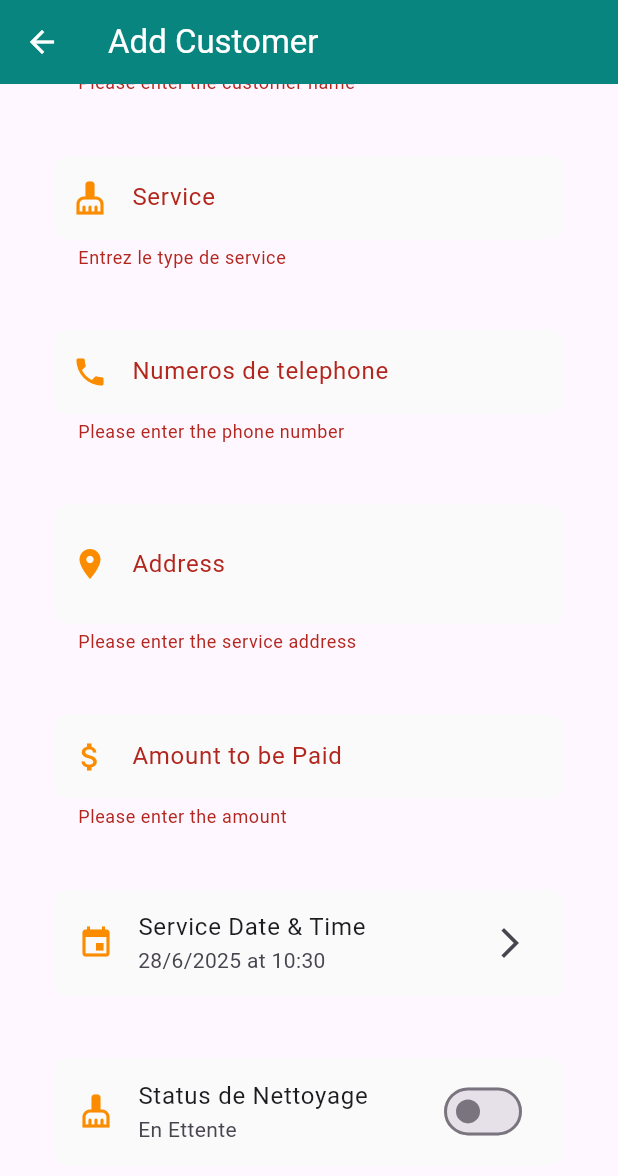
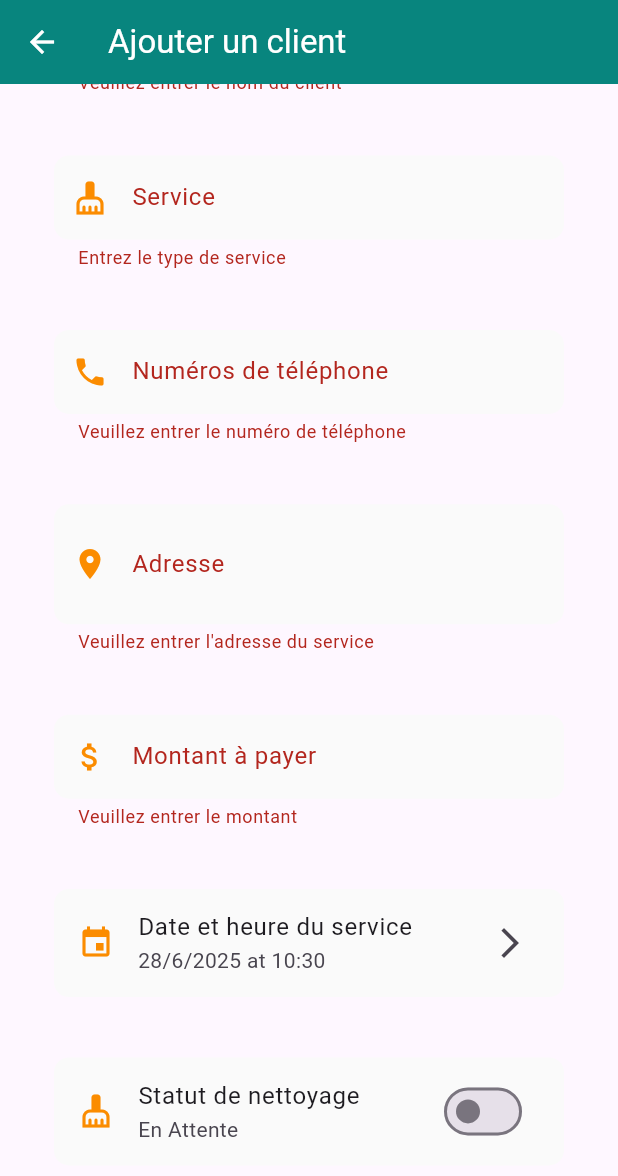
Before and after one commit to yvanbinda/oasis_eclat_apk, a Flutter app: the AddCustomer screen opened directly, scrolled down 121 dp, after a tap on "Ajouter", on a phone screen of 412 x 824 dp. Shown: the top 1176 px of the screen. Run offline on Flutter 3.47's test engine with Material 3 defaults, Android fonts, the phone set to English and light mode, and no system bars; our stand-ins replace flutter_local_notifications, get, responsive_sizer, sqflite, timezone; accounts and stored records are empty.

Commit message:
fix(localisation): added french and english language translation

```diff
--- a/lib/features/Tasks/presentation/pages/add_Customer.dart
+++ b/lib/features/Tasks/presentation/pages/add_Customer.dart
@@ -90,7 +90,7 @@ class _AddCustomerState extends State<AddCustomer> {
   Widget build(BuildContext context) {
     return Scaffold(
       appBar: AppBar(
-        title: const Text('Add Customer'),
+        title:  Text('Add Customer'.tr),
         backgroundColor: Colors.teal.shade600,
         foregroundColor: Colors.white,
         elevation: 0,
@@ -112,8 +112,8 @@ class _AddCustomerState extends State<AddCustomer> {
                     child: TextFormField(
                       controller: _nameController,
                       decoration: InputDecoration(
-                        labelText: 'Nom du client',
-                        hintText: 'Entrez le nom du client',
+                        labelText: 'Nom du client'.tr,
+                        hintText: 'Entrez le nom du client'.tr,
                         prefixIcon: Icon(Icons.person, color: Colors.orange.shade600),
                         border: OutlineInputBorder(
                           borderRadius: BorderRadius.circular(10),
@@ -124,10 +124,10 @@ class _AddCustomerState extends State<AddCustomer> {
                       ),
                       validator: (value) {
                         if (value == null || value.trim().isEmpty) {
-                          return 'Please enter the customer name';
+                          return 'Please enter the customer name'.tr;
                         }
                         if (value.trim().length < 2) {
-                          return 'Customer name must be at least 2 characters';
+                          return 'Customer name must be at least 2 characters'.tr;
                         }
                         return null;
                       },
@@ -143,8 +143,8 @@ class _AddCustomerState extends State<AddCustomer> {
                     child: TextFormField(
                       controller: _serviceController,
                       decoration: InputDecoration(
-                        labelText: 'Service',
-                        hintText: 'e.g., Nettoyage Residentielle',
+                        labelText: 'Service'.tr,
+                        hintText: 'e.g., Nettoyage Residentielle'.tr,
                         prefixIcon: Icon(Icons.cleaning_services, color: Colors.orange.shade600),
                         border: OutlineInputBorder(
                           borderRadius: BorderRadius.circular(10),
@@ -155,7 +155,7 @@ class _AddCustomerState extends State<AddCustomer> {
                       ),
                       validator: (value) {
                         if (value == null || value.trim().isEmpty) {
-                          return 'Entrez le type de service';
+                          return 'Entrez le type de service'.tr;
                         }
                         return null;
                       },
@@ -172,7 +172,7 @@ class _AddCustomerState extends State<AddCustomer> {
                       controller: _phoneController,
                       keyboardType: TextInputType.phone,
                       decoration: InputDecoration(
-                        labelText: 'Numeros de telephone',
+                        labelText: 'Numeros de telephone'.tr,
                         hintText: 'e.g., +1 234 567 8900',
                         prefixIcon: Icon(Icons.phone, color: Colors.orange.shade600),
                         border: OutlineInputBorder(
@@ -184,10 +184,10 @@ class _AddCustomerState extends State<AddCustomer> {
                       ),
                       validator: (value) {
                         if (value == null || value.trim().isEmpty) {
-                          return 'Please enter the phone number';
+                          return 'Please enter the phone number'.tr;
                         }
                         if (value.trim().length < 10) {
-                          return 'Please enter a valid phone number';
+                          return 'Please enter a valid phone number'.tr;
                         }
                         return null;
                       },
@@ -203,8 +203,8 @@ class _AddCustomerState extends State<AddCustomer> {
                       controller: _addressController,
                       maxLines: 2,
                       decoration: InputDecoration(
-                        labelText: 'Address',
-                        hintText: 'Enter service address',
+                        labelText: 'Address'.tr,
+                        hintText: 'Enter service address'.tr,
                         prefixIcon: Icon(Icons.location_on, color: Colors.orange.shade600),
                         border: OutlineInputBorder(
                           borderRadius: BorderRadius.circular(10),
@@ -215,7 +215,7 @@ class _AddCustomerState extends State<AddCustomer> {
                       ),
                       validator: (value) {
                         if (value == null || value.trim().isEmpty) {
-                          return 'Please enter the service address';
+                          return 'Please enter the service address'.tr;
                         }
                         return null;
                       },
@@ -232,7 +232,7 @@ class _AddCustomerState extends State<AddCustomer> {
                       controller: _amountController,
                       keyboardType: const TextInputType.numberWithOptions(decimal: true),
                       decoration: InputDecoration(
-                        labelText: 'Amount to be Paid',
+                        labelText: 'Amount to be Paid'.tr,
                         hintText: 'e.g., 150.00',
                         prefixIcon: Icon(Icons.attach_money, color: Colors.orange.shade600),
                         border: OutlineInputBorder(
@@ -244,14 +244,14 @@ class _AddCustomerState extends State<AddCustomer> {
                       ),
                       validator: (value) {
                         if (value == null || value.trim().isEmpty) {
-                          return 'Please enter the amount';
+                          return 'Please enter the amount'.tr;
                         }
                         final amount = double.tryParse(value.trim());
                         if (amount == null) {
-                          return 'Please enter a valid amount';
+                          return 'Please enter a valid amount'.tr;
                         }
                         if (amount <= 0) {
-                          return 'Amount must be greater than 0';
+                          return 'Amount must be greater than 0'.tr;
                         }
                         return null;
                       },
@@ -270,7 +270,7 @@ class _AddCustomerState extends State<AddCustomer> {
                       ),
                       child: ListTile(
                         leading: Icon(Icons.event, color: Colors.orange.shade600),
-                        title: const Text('Service Date & Time'),
+                        title: Text('Service Date & Time'.tr),
                         subtitle: Text(_formatDateTime(_selectedDateTime)),
                         trailing: const Icon(Icons.arrow_forward_ios),
                         onTap: _selectDateTime,
@@ -290,8 +290,8 @@ class _AddCustomerState extends State<AddCustomer> {
                       ),
                       child: SwitchListTile(
                         secondary: Icon(Icons.cleaning_services, color: Colors.orange.shade600),
-                        title: const Text('Status de Nettoyage'),
-                        subtitle: Text(_isCleaned ? 'Nettoyer' : 'En Ettente'),
+                        title:  Text('Status de Nettoyage'.tr),
+                        subtitle: Text(_isCleaned ? 'Nettoyer'.tr : 'En Ettente'.tr),
                         value: _isCleaned,
                         onChanged: (bool value) {
                           setState(() {
@@ -330,8 +330,8 @@ class _AddCustomerState extends State<AddCustomer> {
                                 valueColor: AlwaysStoppedAnimation<Color>(Colors.white),
                               ),
                             )
-                                : const Text(
-                              'Ajouter',
+                                :  Text(
+                              'Ajouter'.tr,
                               style: TextStyle(
                                 fontSize: 16,
                                 fontWeight: FontWeight.w600,
@@ -351,8 +351,8 @@ class _AddCustomerState extends State<AddCustomer> {
                                 borderRadius: BorderRadius.circular(12),
                               ),
                             ),
-                            child: const Text(
-                              'Annuler',
+                            child: Text(
+                              'Annuler'.tr,
                               style: TextStyle(
                                 fontSize: 16,
                                 fontWeight: FontWeight.w500,
--- a/lib/features/Tasks/presentation/widgets/EditTask.dart
+++ b/lib/features/Tasks/presentation/widgets/EditTask.dart
@@ -106,8 +106,8 @@ class _EditCustFormState extends State<EditCustForm> {
       if (!_homeController.isUpdatingCustomer.value) {
         Get.back();
         Get.snackbar(
-          'Success',
-          'Customer updated successfully',
+          'Success'.tr,
+          'Customer updated successfully'.tr,
           backgroundColor: Colors.green,
           colorText: Colors.white,
         );
@@ -119,7 +119,7 @@ class _EditCustFormState extends State<EditCustForm> {
   Widget build(BuildContext context) {
     return Scaffold(
       appBar: AppBar(
-        title: const Text('Edit Customer'),
+        title:  Text('Edit Customer'.tr),
         backgroundColor: Colors.teal.shade600,
         foregroundColor: Colors.white,
         elevation: 0,
@@ -140,8 +140,8 @@ class _EditCustFormState extends State<EditCustForm> {
                   child: TextFormField(
                     controller: _nameController,
                     decoration: InputDecoration(
-                      labelText: 'Customer Name',
-                      hintText: 'Enter customer name',
+                      labelText: 'Customer Name'.tr,
+                      hintText: 'Enter customer name'.tr,
                       prefixIcon: Icon(Icons.person, color: Colors.orange.shade600),
                       border: OutlineInputBorder(
                         borderRadius: BorderRadius.circular(10),
@@ -152,10 +152,10 @@ class _EditCustFormState extends State<EditCustForm> {
                     ),
                     validator: (value) {
                       if (value == null || value.trim().isEmpty) {
-                        return 'Please enter the customer name';
+                        return 'Please enter the customer name'.tr;
                       }
                       if (value.trim().length < 2) {
-                        return 'Customer name must be at least 2 characters';
+                        return 'Customer name must be at least 2 characters'.tr;
                       }
                       return null;
                     },
@@ -171,8 +171,8 @@ class _EditCustFormState extends State<EditCustForm> {
                   child: TextFormField(
                     controller: _serviceController,
                     decoration: InputDecoration(
-                      labelText: 'Service',
-                      hintText: 'e.g., Residential Cleaning',
+                      labelText: 'Service'.tr,
+                      hintText: 'e.g., Residential Cleaning'.tr,
                       prefixIcon: Icon(Icons.cleaning_services, color: Colors.orange.shade600),
                       border: OutlineInputBorder(
                         borderRadius: BorderRadius.circular(10),
@@ -183,7 +183,7 @@ class _EditCustFormState extends State<EditCustForm> {
                     ),
                     validator: (value) {
                       if (value == null || value.trim().isEmpty) {
-                        return 'Please enter the service type';
+                        return 'Please enter the service type'.tr;
                       }
                       return null;
                     },
@@ -200,7 +200,7 @@ class _EditCustFormState extends State<EditCustForm> {
                     controller: _phoneController,
                     keyboardType: TextInputType.phone,
                     decoration: InputDecoration(
-                      labelText: 'Phone Number',
+                      labelText: 'Phone Number'.tr,
                       hintText: 'e.g., +1 234 567 8900',
                       prefixIcon: Icon(Icons.phone, color: Colors.orange.shade600),
                       border: OutlineInputBorder(
@@ -212,10 +212,10 @@ class _EditCustFormState extends State<EditCustForm> {
                     ),
                     validator: (value) {
                       if (value == null || value.trim().isEmpty) {
-                        return 'Please enter the phone number';
+                        return 'Please enter the phone number'.tr;
                       }
                       if (value.trim().length < 10) {
-                        return 'Please enter a valid phone number';
+                        return 'Please enter a valid phone number'.tr;
                       }
                       return null;
                     },
@@ -231,8 +231,8 @@ class _EditCustFormState extends State<EditCustForm> {
                     controller: _addressController,
                     maxLines: 2,
                     decoration: InputDecoration(
-                      labelText: 'Address',
-                      hintText: 'Enter service address',
+                      labelText: 'Address'.tr,
+                      hintText: 'Enter service address'.tr,
                       prefixIcon: Icon(Icons.location_on, color: Colors.orange.shade600),
                       border: OutlineInputBorder(
                         borderRadius: BorderRadius.circular(10),
@@ -243,7 +243,7 @@ class _EditCustFormState extends State<EditCustForm> {
                     ),
                     validator: (value) {
                       if (value == null || value.trim().isEmpty) {
-                        return 'Please enter the service address';
+                        return 'Please enter the service address'.tr;
                       }
                       return null;
                     },
@@ -260,7 +260,7 @@ class _EditCustFormState extends State<EditCustForm> {
                     controller: _amountController,
                     keyboardType: const TextInputType.numberWithOptions(decimal: true),
                     decoration: InputDecoration(
-                      labelText: 'Amount to be Paid',
+                      labelText: 'Amount to be Paid'.tr,
                       hintText: 'e.g., 150.00',
                       prefixIcon: Icon(Icons.attach_money, color: Colors.orange.shade600),
                       border: OutlineInputBorder(
@@ -272,14 +272,14 @@ class _EditCustFormState extends State<EditCustForm> {
                     ),
                     validator: (value) {
                       if (value == null || value.trim().isEmpty) {
-                        return 'Please enter the amount';
+                        return 'Please enter the amount'.tr;
                       }
                       final amount = double.tryParse(value.trim());
                       if (amount == null) {
-                        return 'Please enter a valid amount';
+                        return 'Please enter a valid amount'.tr;
                       }
                       if (amount <= 0) {
-                        return 'Amount must be greater than 0';
+                        return 'Amount must be greater than 0'.tr;
                       }
                       return null;
                     },
@@ -298,7 +298,7 @@ class _EditCustFormState extends State<EditCustForm> {
                     ),
                     child: ListTile(
                       leading: Icon(Icons.event, color: Colors.orange.shade600),
-                      title: const Text('Service Date & Time'),
+                      title:  Text('Service Date & Time'.tr),
                       subtitle: Text(_formatDateTime(_selectedDateTime)),
                       trailing: const Icon(Icons.arrow_forward_ios),
                       onTap: _selectDateTime,
@@ -318,8 +318,8 @@ class _EditCustFormState extends State<EditCustForm> {
                     ),
                     child: SwitchListTile(
                       secondary: Icon(Icons.cleaning_services, color: Colors.orange.shade600),
-                      title: const Text('Payment Status'),
-                      subtitle: Text(_isCleaned ? 'Cleaned' : 'UnCleaned'),
+                      title:  Text('Payment Status'.tr),
+                      subtitle: Text(_isCleaned ? 'Cleaned'.tr : 'UnCleaned'.tr),
                       value: _isCleaned,
                       onChanged: (bool value) {
                         setState(() {
@@ -358,8 +358,8 @@ class _EditCustFormState extends State<EditCustForm> {
                               valueColor: AlwaysStoppedAnimation<Color>(Colors.white),
                             ),
                           )
-                              : const Text(
-                            'Ajouter',
+                              : Text(
+                            'Ajouter'.tr,
                             style: TextStyle(
                               fontSize: 16,
                               fontWeight: FontWeight.w600,
@@ -379,8 +379,8 @@ class _EditCustFormState extends State<EditCustForm> {
                               borderRadius: BorderRadius.circular(12),
                             ),
                           ),
-                          child: const Text(
-                            'Annuler',
+                          child:  Text(
+                            'Annuler'.tr,
                             style: TextStyle(
                               fontSize: 16,
                               fontWeight: FontWeight.w500,
--- a/lib/features/Tasks/presentation/widgets/Task.dart
+++ b/lib/features/Tasks/presentation/widgets/Task.dart
@@ -184,22 +184,22 @@ class CustomerCard extends StatelessWidget {
             ),
             itemBuilder: (context) => [
               _buildPopupMenuItem(
-                'edit',
+                'edit'.tr,
                 Icons.edit,
-                'Edit Customer',
+                'Edit Customer'.tr,
                 Colors.blue,
               ),
               _buildPopupMenuItem(
-                'notify',
+                'notify'.tr,
                 Icons.notifications_outlined,
                 'Test Notification',
                 Colors.orange,
               ),
               const PopupMenuDivider(),
               _buildPopupMenuItem(
-                'delete',
+                'delete'.tr,
                 Icons.delete_outline,
-                'Delete Customer',
+                'Delete Customer'.tr,
                 Colors.red,
               ),
             ],
@@ -322,7 +322,7 @@ class CustomerCard extends StatelessWidget {
                                 borderRadius: BorderRadius.circular(12),
                               ),
                               child: Text(
-                                customer.isCleaned ? 'Nettoyer' : 'En Attente',
+                                customer.isCleaned ? 'Nettoyer'.tr : 'En Attente'.tr,
                                 style: TextStyle(
                                   fontSize: 12.sp,
                                   fontWeight: FontWeight.w500,
@@ -341,15 +341,15 @@ class CustomerCard extends StatelessWidget {
                   const SizedBox(height: 24),
 
                   // Details Section
-                  _buildDetailRow(Icons.cleaning_services, 'Service', customer.service),
+                  _buildDetailRow(Icons.cleaning_services, 'Service'.tr, customer.service),
                   const SizedBox(height: 16),
-                  _buildDetailRow(Icons.phone, 'Phone', customer.phone),
+                  _buildDetailRow(Icons.phone, 'Phone'.tr, customer.phone),
                   const SizedBox(height: 16),
-                  _buildDetailRow(Icons.location_on, 'Address', customer.address),
+                  _buildDetailRow(Icons.location_on, 'Address'.tr, customer.address),
                   const SizedBox(height: 16),
-                  _buildDetailRow(Icons.access_time, 'Date & Time', _formatDateTime(customer.dateTime)),
+                  _buildDetailRow(Icons.access_time, 'Date & Time'.tr, _formatDateTime(customer.dateTime)),
                   const SizedBox(height: 16),
-                  _buildDetailRow(Icons.payment, 'Amount', '\$${customer.amountToBePaid.toStringAsFixed(2)}'),
+                  _buildDetailRow(Icons.payment, 'Amount'.tr, '\$${customer.amountToBePaid.toStringAsFixed(2)}'),
 
                   const SizedBox(height: 24),
 
@@ -404,7 +404,7 @@ class CustomerCard extends StatelessWidget {
                             customer.isCleaned ? Icons.cleaning_services_outlined : Icons.cleaning_services,
                             size: 18,
                           ),
-                          label: Text(customer.isCleaned ? 'En Attente' : 'Nettoyer'),
+                          label: Text(customer.isCleaned ? 'En Attente'.tr : 'Nettoyer'.tr),
                           style: ElevatedButton.styleFrom(
                             backgroundColor: customer.isCleaned ? Colors.orange : Colors.green,
                             foregroundColor: Colors.white,
--- a/lib/features/Tasks/presentation/widgets/statistics_Card.dart
+++ b/lib/features/Tasks/presentation/widgets/statistics_Card.dart
@@ -34,7 +34,7 @@ class CustomerStatsCard extends StatelessWidget {
             mainAxisAlignment: MainAxisAlignment.spaceAround,
             children: [
               _StatsItem(
-                'Total',
+                'Total'.tr,
                 homeController.customerStats['totalCustomers'].toString(),
                 Icons.people,
               ),
@@ -44,7 +44,7 @@ class CustomerStatsCard extends StatelessWidget {
                 color: Colors.white.withOpacity(0.3),
               ),
               _StatsItem(
-                'Nettoyer',
+                'Nettoyer'.tr,
                 homeController.customerStats['cleanedCustomers'].toString(),
                 Icons.cleaning_services_outlined,
               ),
@@ -54,7 +54,7 @@ class CustomerStatsCard extends StatelessWidget {
                 color: Colors.white.withOpacity(0.3),
               ),
               _StatsItem(
-                'En Attente',
+                'En Attente'.tr,
                 homeController.customerStats['uncleanedCustomers'].toString(),
                 Icons.remove_done_outlined,
               ),
--- a/lib/main.dart
+++ b/lib/main.dart
@@ -34,8 +34,8 @@ class MyApp extends StatelessWidget {
       themeMode: themeController.isDarkMode.value
           ? ThemeMode.dark
           : ThemeMode.light,
-      locale: const Locale('en', 'US'),
-      fallbackLocale: const Locale('en', 'US'),
+      locale:  Locale('fr', 'FR'),
+      fallbackLocale:  Locale('fr', 'Fr'),
       translations: Languages(),
       initialRoute: Routes.HOME,
       getPages: AppPages.routes,
```
Also changed, not shown: lib/data/services/notification_Service.dart (+40 -39 lines), lib/features/app/controllers/homeController.dart (+32 -32 lines), lib/features/home.dart (+10 -10 lines).
